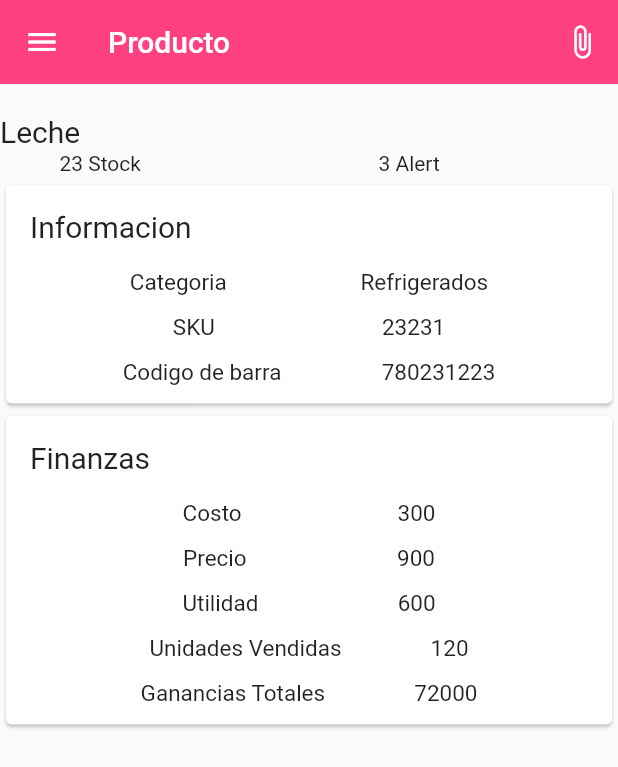
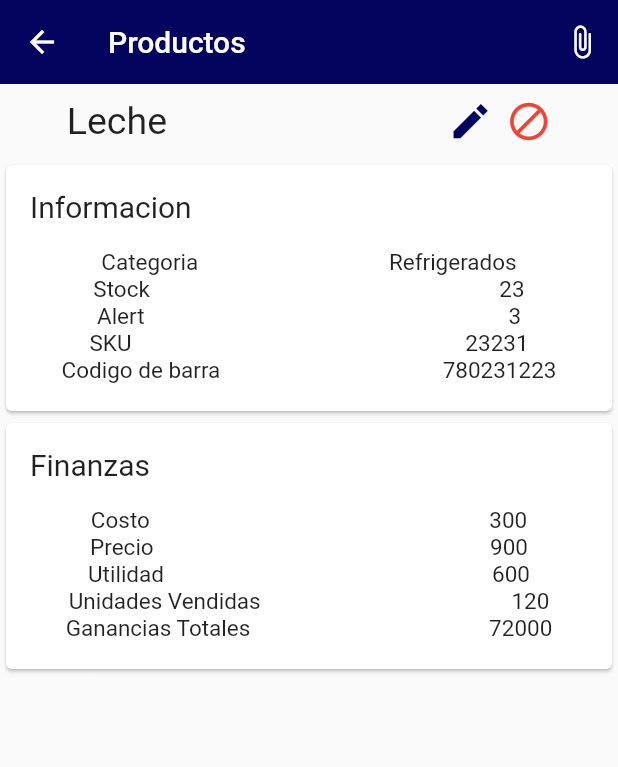
Before and after one commit to CristobalP1/AppBodega, a Flutter app: the InfoProductScreen screen opened by its route, on a phone screen of 412 x 824 dp. Shown: the top 767 px of the screen. Run offline on Flutter 3.47's test engine with Material 2 defaults, Android fonts, the phone set to English and light mode, and no system bars; our stand-ins replace flutter_speed_dial; network calls fail.

Commit message:
Edit info-product-screen and edit-product-screen

```diff
--- a/lib/screens/Products/info_product_screen.dart
+++ b/lib/screens/Products/info_product_screen.dart
@@ -1,4 +1,5 @@
 import 'package:flutter/material.dart';
+import 'package:flutter_application_1/utils/Constants.dart';
 
 class InfoProductScreen extends StatelessWidget {
   const InfoProductScreen({Key? key}) : super(key: key);
@@ -7,15 +8,11 @@ class InfoProductScreen extends StatelessWidget {
   Widget build(BuildContext context) {
     return Scaffold(
       appBar: AppBar(
-        title: const Text('Producto'),
-        backgroundColor: Colors.pinkAccent,
-        leading: const Icon(Icons.menu_outlined),
+        title: const Text('Productos'),
         actions: [
           IconButton(
             icon: const Icon(Icons.attach_file_rounded),
-            onPressed: () {
-              print('holaa');
-            },
+            onPressed: () {},
           )
         ],
       ),
@@ -26,108 +23,260 @@ class InfoProductScreen extends StatelessWidget {
           mainAxisAlignment: MainAxisAlignment.start,
           crossAxisAlignment: CrossAxisAlignment.start,
           children: [
-            const SizedBox(
-              height: 20,
-            ),
+            Row(
+              mainAxisAlignment: MainAxisAlignment.spaceAround,
+              crossAxisAlignment: CrossAxisAlignment.center,
+              children: [
                 const Text(
                   'Leche',
-              style: TextStyle(fontSize: 20),
+                  style: TextStyle(fontSize: 25),
+                ),
+                const SizedBox(
+                  height: 50,
                 ),
                 Row(
                   mainAxisAlignment: MainAxisAlignment.spaceAround,
                   crossAxisAlignment: CrossAxisAlignment.center,
-              children: const [
-                Text('23 Stock'),
-                SizedBox(
-                  height: 20,
+                  children: [
+                    IconButton(
+                      icon: const Icon(Icons.create_sharp),
+                      color: const Color.fromARGB(255, 3, 4, 94),
+                      onPressed: () {
+                        Navigator.pushNamed(context, editProduct);
+                      },
+                      iconSize: 30,
                     ),
-                Text('3 Alert'),
-                SizedBox(
-                  height: 20,
+                    const Icon(
+                      Icons.block,
+                      color: Colors.red,
+                      size: 30.0,
+                    ),
+                  ],
                 ),
               ],
             ),
             Card(
-              child: Column(children: const [
-                ListTile(
+              child: Column(children: [
+                const ListTile(
                   title: Text(
                     "Informacion",
                     style: TextStyle(fontSize: 20),
                   ),
                 ),
+                Row(
+                  mainAxisAlignment: MainAxisAlignment.spaceAround,
+                  crossAxisAlignment: CrossAxisAlignment.start,
+                  mainAxisSize: MainAxisSize.max,
+                  children: const [
                     Text(
-                  'Categoria                        Refrigerados',
+                      'Categoria',
                       style: TextStyle(fontSize: 15),
-                  textAlign: (TextAlign.right),
+                      textAlign: (TextAlign.center),
+                    ),
+                    Text(
+                      'Refrigerados',
+                      style: TextStyle(fontSize: 15),
+                      textAlign: (TextAlign.center),
+                    ),
+                  ],
+                ),
+                Row(
+                  mainAxisAlignment: MainAxisAlignment.spaceAround,
+                  crossAxisAlignment: CrossAxisAlignment.start,
+                  mainAxisSize: MainAxisSize.max,
+                  children: const [
+                    Text(
+                      'Stock',
+                      style: TextStyle(fontSize: 15),
+                      textAlign: (TextAlign.center),
                     ),
                     SizedBox(
                       height: 12,
                     ),
                     Text(
-                  'SKU                              23231',
+                      '23',
                       style: TextStyle(fontSize: 15),
-                  textAlign: (TextAlign.right),
+                      textAlign: (TextAlign.center),
+                    ),
+                  ],
+                ),
+                Row(
+                  mainAxisAlignment: MainAxisAlignment.spaceAround,
+                  crossAxisAlignment: CrossAxisAlignment.start,
+                  mainAxisSize: MainAxisSize.max,
+                  children: const [
+                    Text(
+                      'Alert',
+                      style: TextStyle(fontSize: 15),
+                      textAlign: (TextAlign.center),
                     ),
                     SizedBox(
                       height: 12,
                     ),
                     Text(
-                  'Codigo de barra                  780231223',
+                      '3',
                       style: TextStyle(fontSize: 15),
-                  textAlign: (TextAlign.right),
+                      textAlign: (TextAlign.center),
+                    ),
+                  ],
+                ),
+                Row(
+                  mainAxisAlignment: MainAxisAlignment.spaceAround,
+                  crossAxisAlignment: CrossAxisAlignment.start,
+                  mainAxisSize: MainAxisSize.max,
+                  children: const [
+                    Text(
+                      'SKU',
+                      style: TextStyle(fontSize: 15),
+                      textAlign: (TextAlign.center),
                     ),
                     SizedBox(
                       height: 12,
                     ),
+                    Text(
+                      '23231',
+                      style: TextStyle(fontSize: 15),
+                      textAlign: (TextAlign.center),
+                    ),
+                  ],
+                ),
+                Row(
+                  mainAxisAlignment: MainAxisAlignment.spaceAround,
+                  crossAxisAlignment: CrossAxisAlignment.start,
+                  mainAxisSize: MainAxisSize.max,
+                  children: const [
+                    Text(
+                      'Codigo de barra',
+                      style: TextStyle(fontSize: 15),
+                      textAlign: (TextAlign.center),
+                    ),
+                    SizedBox(
+                      height: 12,
+                    ),
+                    Text(
+                      '780231223',
+                      style: TextStyle(fontSize: 15),
+                      textAlign: (TextAlign.center),
+                    ),
+                  ],
+                ),
+                const Text(
+                  '                                 ',
+                  style: TextStyle(fontSize: 15),
+                ),
               ]),
             ),
             Card(
-              child: Column(children: const [
-                ListTile(
+              child: Column(children: [
+                const ListTile(
                   title: Text(
                     "Finanzas",
                     style: TextStyle(fontSize: 20),
                   ),
                 ),
+                Row(
+                  mainAxisAlignment: MainAxisAlignment.spaceAround,
+                  crossAxisAlignment: CrossAxisAlignment.start,
+                  mainAxisSize: MainAxisSize.max,
+                  children: const [
                     Text(
-                  'Costo                            300',
+                      'Costo',
                       style: TextStyle(fontSize: 15),
-                  textAlign: (TextAlign.right),
+                      textAlign: (TextAlign.center),
                     ),
                     SizedBox(
                       height: 12,
                     ),
                     Text(
-                  'Precio                           900',
+                      '300',
                       style: TextStyle(fontSize: 15),
-                  textAlign: (TextAlign.right),
+                      textAlign: (TextAlign.center),
+                    ),
+                  ],
+                ),
+                Row(
+                  mainAxisAlignment: MainAxisAlignment.spaceAround,
+                  crossAxisAlignment: CrossAxisAlignment.start,
+                  mainAxisSize: MainAxisSize.max,
+                  children: const [
+                    Text(
+                      'Precio',
+                      style: TextStyle(fontSize: 15),
+                      textAlign: (TextAlign.center),
                     ),
                     SizedBox(
                       height: 12,
                     ),
                     Text(
-                  'Utilidad                         600',
+                      '900',
                       style: TextStyle(fontSize: 15),
-                  textAlign: (TextAlign.right),
+                      textAlign: (TextAlign.center),
+                    ),
+                  ],
+                ),
+                Row(
+                  mainAxisAlignment: MainAxisAlignment.spaceAround,
+                  crossAxisAlignment: CrossAxisAlignment.start,
+                  mainAxisSize: MainAxisSize.max,
+                  children: const [
+                    Text(
+                      'Utilidad',
+                      style: TextStyle(fontSize: 15),
+                      textAlign: (TextAlign.center),
                     ),
                     SizedBox(
                       height: 12,
                     ),
                     Text(
-                  'Unidades Vendidas                120',
+                      '600',
                       style: TextStyle(fontSize: 15),
-                  textAlign: (TextAlign.right),
+                      textAlign: (TextAlign.center),
+                    ),
+                  ],
+                ),
+                Row(
+                  mainAxisAlignment: MainAxisAlignment.spaceAround,
+                  crossAxisAlignment: CrossAxisAlignment.start,
+                  mainAxisSize: MainAxisSize.max,
+                  children: const [
+                    Text(
+                      'Unidades Vendidas',
+                      style: TextStyle(fontSize: 15),
+                      textAlign: (TextAlign.center),
                     ),
                     SizedBox(
                       height: 12,
                     ),
                     Text(
-                  'Ganancias Totales                72000',
+                      '120',
                       style: TextStyle(fontSize: 15),
-                  textAlign: (TextAlign.right),
+                      textAlign: (TextAlign.center),
+                    ),
+                  ],
+                ),
+                Row(
+                  mainAxisAlignment: MainAxisAlignment.spaceAround,
+                  crossAxisAlignment: CrossAxisAlignment.start,
+                  mainAxisSize: MainAxisSize.max,
+                  children: const [
+                    Text(
+                      'Ganancias Totales',
+                      style: TextStyle(fontSize: 15),
+                      textAlign: (TextAlign.center),
                     ),
                     SizedBox(
                       height: 12,
+                    ),
+                    Text(
+                      '72000',
+                      style: TextStyle(fontSize: 15),
+                      textAlign: (TextAlign.center),
+                    ),
+                  ],
+                ),
+                const Text(
+                  '                                 ',
+                  style: TextStyle(fontSize: 15),
                 ),
               ]),
             ),
```
Lines whose indentation alone changed are shown as unchanged.
